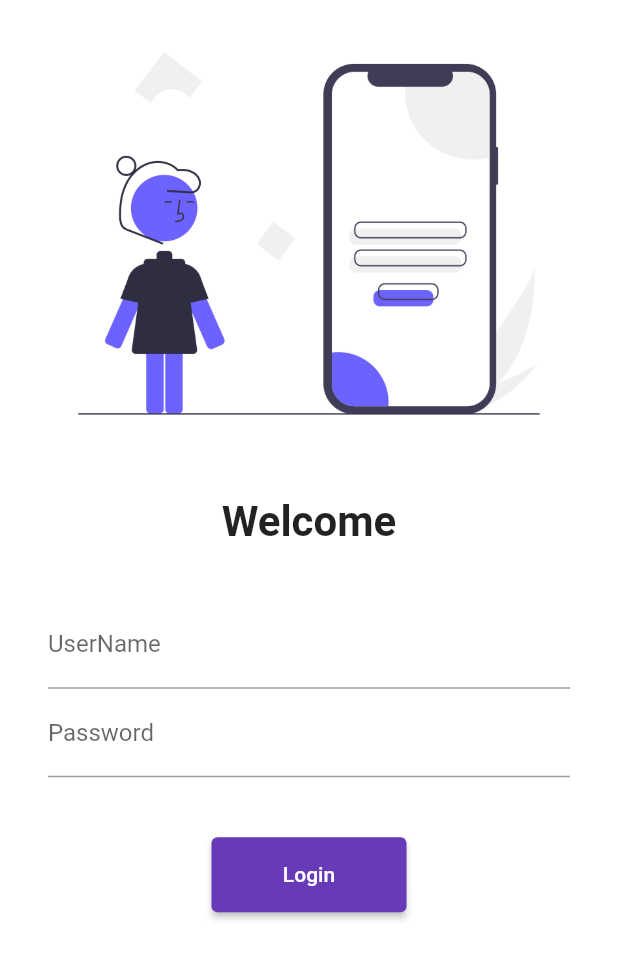
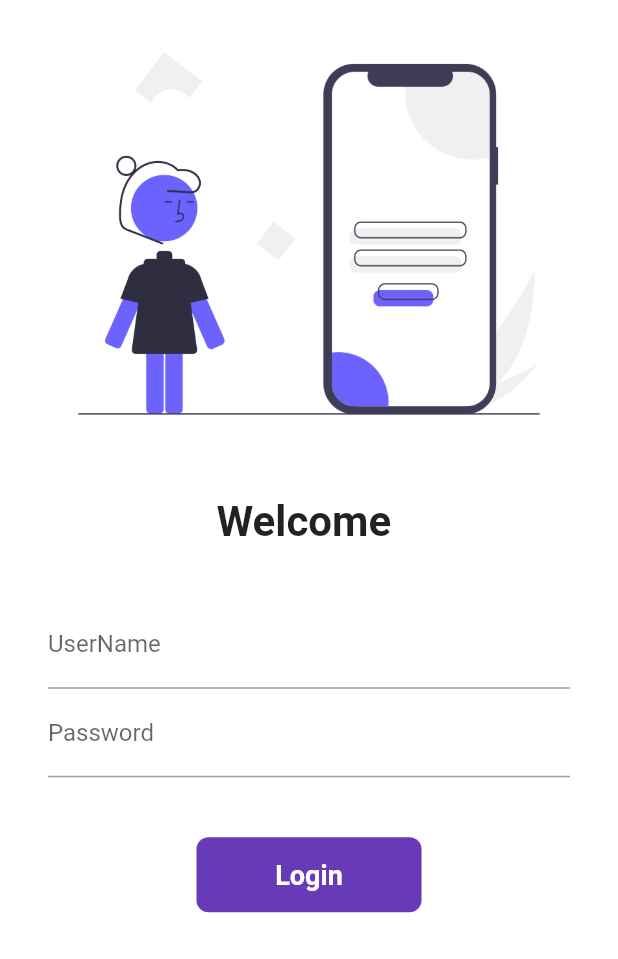
Before and after one commit to AmitVatyani/30DaysOfFlutter, a Flutter app: the screen it shows after launch, on a phone screen of 412 x 824 dp. Shown: the top 959 px of the screen. Run offline on Flutter 3.47's test engine with Material 2 defaults, Android fonts, the phone set to English and light mode, and no system bars.

Commit message:
Day 6 completed

```diff
--- a/lib/pages/login_page.dart
+++ b/lib/pages/login_page.dart
@@ -3,8 +3,16 @@ import 'dart:convert';
 import 'package:flutter/material.dart';
 import 'package:flutter_application_1/utils/routes.dart';
 
-class LoginPage extends StatelessWidget {
+class LoginPage extends StatefulWidget {
   const LoginPage({super.key});
+
+  @override
+  State<LoginPage> createState() => _LoginPageState();
+}
+
+class _LoginPageState extends State<LoginPage> {
+  String name = "";
+  bool changeButton = false;
 
   @override
   Widget build(BuildContext context) {
@@ -19,7 +27,7 @@ class LoginPage extends StatelessWidget {
               ),
               SizedBox(height: 20.0),
               Text(
-                "Welcome",
+                "Welcome $name",
                 style: TextStyle(fontSize: 28, fontWeight: FontWeight.bold),
               ),
               SizedBox(
@@ -31,22 +39,59 @@ class LoginPage extends StatelessWidget {
                 child: Column(
                   children: [
                     TextFormField(
-                      decoration: InputDecoration(
-                          hintText: "Enter UserName", labelText: "UserName"),
-                    ),
+                        decoration: InputDecoration(
+                            hintText: "Enter UserName", labelText: "UserName"),
+                        onChanged: (value) {
+                          name = value;
+                          setState(() {});
+                        }),
                     TextFormField(
                       obscureText: true,
                       decoration: InputDecoration(
                           hintText: "Enter Password", labelText: "Password"),
                     ),
                     SizedBox(height: 40.0),
-                    ElevatedButton(
-                      child: Text("Login"),
-                      style: TextButton.styleFrom(minimumSize: Size(130, 50)),
-                      onPressed: () {
+
+                    InkWell(
+                      onTap: () async {
+                        setState(() {
+                          changeButton = true;
+                        });
+                        await Future.delayed(Duration(seconds: 1));
                         Navigator.pushNamed(context, MyRoutes.homeRoute);
                       },
+                      child: AnimatedContainer(
+                        duration: Duration(seconds: 1),
+                        width: changeButton ? 50 : 150,
+                        height: 50,
+                        alignment: Alignment.center,
+                        child: changeButton
+                            ? Icon(
+                                Icons.done,
+                                color: Colors.white,
+                              )
+                            : Text("Login",
+                                style: TextStyle(
+                                    color: Colors.white,
+                                    fontWeight: FontWeight.bold,
+                                    fontSize: 18)),
+                        decoration: BoxDecoration(
+                            color: Colors.deepPurple,
+                            // shape: changeButton
+                            //     ? BoxShape.circle
+                            //     : BoxShape.rectangle,
+                            borderRadius:
+                                BorderRadius.circular(changeButton ? 50 : 8)),
+                      ),
                     )
+
+                    // ElevatedButton(
+                    //   child: Text("Login"),
+                    //   style: TextButton.styleFrom(minimumSize: Size(130, 50)),
+                    //   onPressed: () {
+                    //     Navigator.pushNamed(context, MyRoutes.homeRoute);
+                    //   },
+                    // )
                   ],
                 ),
               )
```
